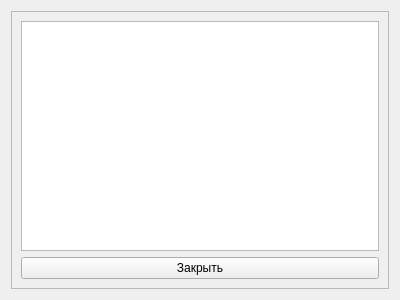
Above: src/WarehouseSystemCustomersWidget.ui from Belov1807/-WarehouseSystem before the change. Below: the same form after it.
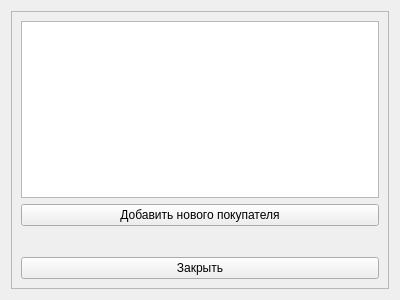
That is the form after the change.

Commit message:
0.8.0 Реализован диалог добавления покупателя:
- реализован класс диалога добавления нового покупателя;
- в классе реализовано: форма ввода, маска ввода для ИНН, динамическая маска ввода для номера телефона, оповещение пользователя о некорректно заполненных данных;
- в классе виджета покупателей реализовано открытие диалога добавления покупателя.

The edit to the form file:
```diff
--- a/src/WarehouseSystemCustomersWidget.ui
+++ b/src/WarehouseSystemCustomersWidget.ui
@@ -31,12 +31,32 @@
        </widget>
       </item>
       <item row="1" column="0">
+       <widget class="QPushButton" name="pbAddCustomer">
+        <property name="text">
+         <string>Добавить нового покупателя</string>
+        </property>
+       </widget>
+      </item>
+      <item row="3" column="0">
        <widget class="QPushButton" name="pbClose">
         <property name="text">
          <string>Закрыть</string>
         </property>
        </widget>
       </item>
+      <item row="2" column="0">
+       <spacer name="verticalSpacer">
+        <property name="orientation">
+         <enum>Qt::Vertical</enum>
+        </property>
+        <property name="sizeHint" stdset="0">
+         <size>
+          <width>20</width>
+          <height>40</height>
+         </size>
+        </property>
+       </spacer>
+      </item>
      </layout>
     </widget>
    </item>
```
The commit also changes 10 other files.
